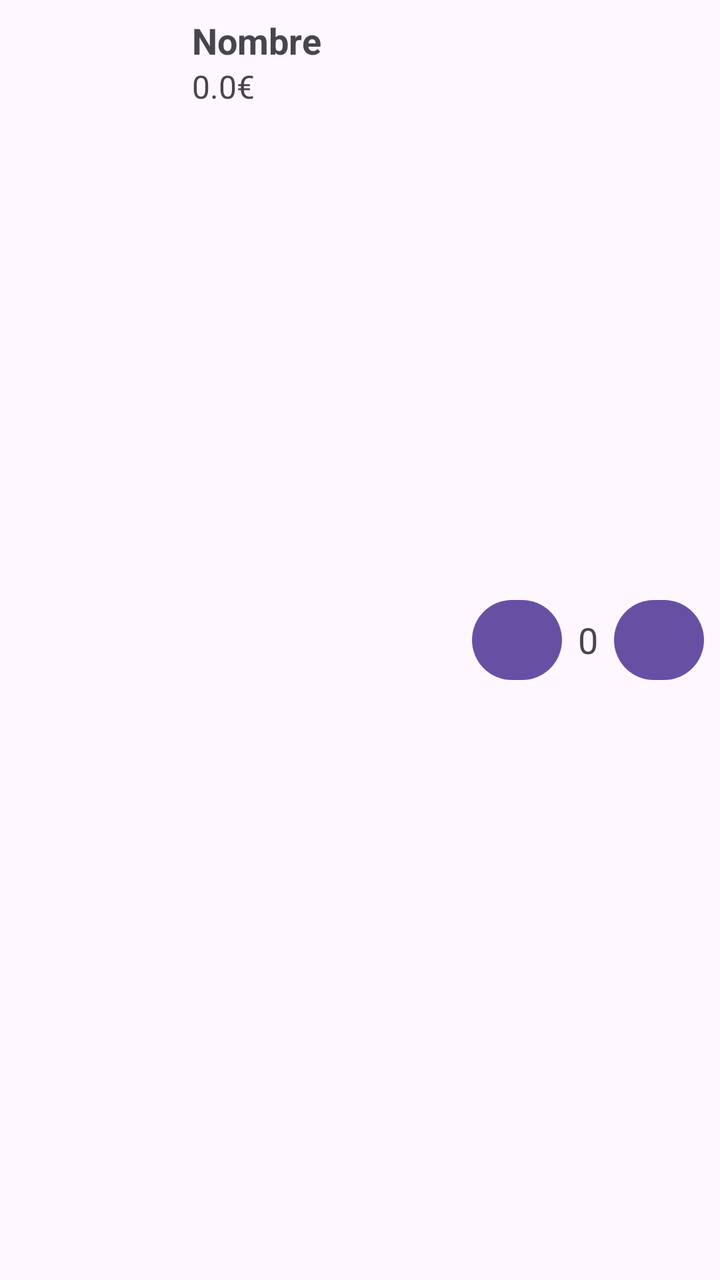
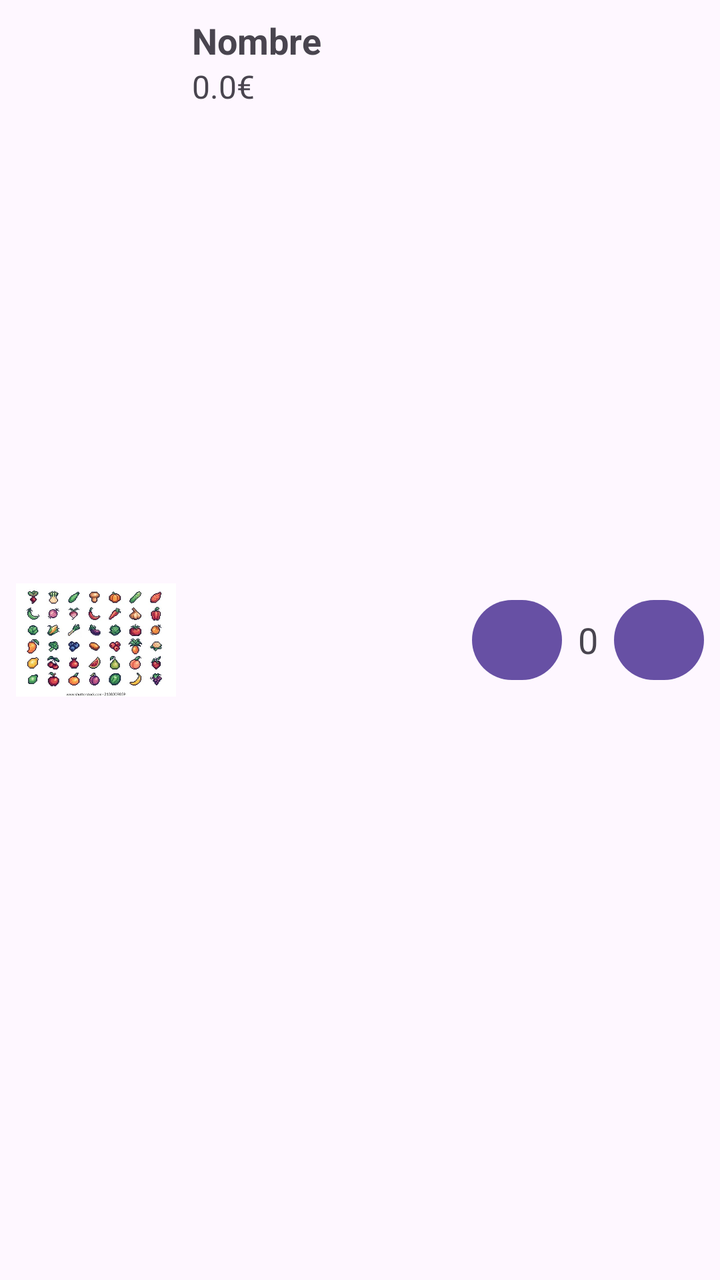

Compare the two renders of this Android layout. The source of the first and the diff that turns it into the second are given below.
<!-- AndroidManifest.xml: application theme Theme.Supermarket -->
<!-- res/layout/item_user.xml -->
<?xml version="1.0" encoding="utf-8"?>
<RelativeLayout xmlns:android="http://schemas.android.com/apk/res/android"
    android:layout_width="match_parent"
    android:layout_height="wrap_content"
    android:padding="8dp">

    <ImageView
        android:id="@+id/imgFruta"
        android:layout_width="80dp"
        android:layout_height="80dp"
        android:layout_alignParentStart="true"
        android:layout_centerVertical="true"
        android:src="@mipmap/ic_launcher"/>

    <TextView
        android:id="@+id/tvNombreFruta"
        android:layout_width="wrap_content"
        android:layout_height="wrap_content"
        android:layout_toEndOf="@+id/imgFruta"
        android:layout_marginStart="8dp"
        android:textSize="18sp"
        android:textStyle="bold"
        android:text="Nombre"/>

    <TextView
        android:id="@+id/tvPrecio"
        android:layout_width="wrap_content"
        android:layout_height="wrap_content"
        android:layout_below="@+id/tvNombreFruta"
        android:layout_toEndOf="@+id/imgFruta"
        android:layout_marginStart="8dp"
        android:textSize="16sp"
        android:text="0.0€"/>

    <LinearLayout
        android:layout_width="wrap_content"
        android:layout_height="wrap_content"
        android:layout_alignParentEnd="true"
        android:layout_centerVertical="true"
        android:orientation="horizontal"
        android:gravity="center_vertical">

        <Button
            android:id="@+id/btnMenos"
            android:layout_width="45dp"
            android:layout_height="wrap_content"
            android:text="-" />

        <TextView
            android:id="@+id/tvCantidad"
            android:layout_width="wrap_content"
            android:layout_height="wrap_content"
            android:layout_marginStart="8dp"
            android:layout_marginEnd="8dp"
            android:textSize="18sp"
            android:text="0" />

        <Button
            android:id="@+id/btnMas"
            android:layout_width="45dp"
            android:layout_height="wrap_content"
            android:text="+" />

    </LinearLayout>

</RelativeLayout>
<!-- resources referenced by this layout -->
<resources>
  <!-- mipmap ic_launcher (mipmap-anydpi-v26) -->
  <?xml version="1.0" encoding="utf-8"?>
  <adaptive-icon xmlns:android="http://schemas.android.com/apk/res/android">
      <background android:drawable="@drawable/ic_launcher_background" />
      <foreground android:drawable="@drawable/ic_launcher_foreground" />
      <monochrome android:drawable="@drawable/ic_launcher_foreground" />
  </adaptive-icon>
  <style name="Theme.Supermarket" parent="Base.Theme.Supermarket" />
  <!-- drawable ic_launcher_background: vector/xml drawable (drawable, 4866 chars, omitted) -->
  <!-- drawable ic_launcher_foreground (drawable) -->
  <vector xmlns:android="http://schemas.android.com/apk/res/android"
      xmlns:aapt="http://schemas.android.com/aapt"
      android:width="108dp"
      android:height="108dp"
      android:viewportWidth="108"
      android:viewportHeight="108">
      <path android:pathData="M31,63.928c0,0 6.4,-11 12.1,-13.1c7.2,-2.6 26,-1.4 26,-1.4l38.1,38.1L107,108.928l-32,-1L31,63.928z">
          <aapt:attr name="android:fillColor">
              <gradient
                  android:endX="85.84757"
                  android:endY="92.4963"
                  android:startX="42.9492"
                  android:startY="49.59793"
                  android:type="linear">
                  <item
                      android:color="#44000000"
                      android:offset="0.0" />
                  <item
                      android:color="#00000000"
                      android:offset="1.0" />
              </gradient>
          </aapt:attr>
      </path>
      <path
          android:fillColor="#FFFFFF"
          android:fillType="nonZero"
          android:pathData="M65.3,45.828l3.8,-6.6c0.2,-0.4 0.1,-0.9 -0.3,-1.1c-0.4,-0.2 -0.9,-0.1 -1.1,0.3l-3.9,6.7c-6.3,-2.8 -13.4,-2.8 -19.7,0l-3.9,-6.7c-0.2,-0.4 -0.7,-0.5 -1.1,-0.3C38.8,38.328 38.7,38.828 38.9,39.228l3.8,6.6C36.2,49.428 31.7,56.028 31,63.928h46C76.3,56.028 71.8,49.428 65.3,45.828zM43.4,57.328c-0.8,0 -1.5,-0.5 -1.8,-1.2c-0.3,-0.7 -0.1,-1.5 0.4,-2.1c0.5,-0.5 1.4,-0.7 2.1,-0.4c0.7,0.3 1.2,1 1.2,1.8C45.3,56.528 44.5,57.328 43.4,57.328L43.4,57.328zM64.6,57.328c-0.8,0 -1.5,-0.5 -1.8,-1.2s-0.1,-1.5 0.4,-2.1c0.5,-0.5 1.4,-0.7 2.1,-0.4c0.7,0.3 1.2,1 1.2,1.8C66.5,56.528 65.6,57.328 64.6,57.328L64.6,57.328z"
          android:strokeWidth="1"
          android:strokeColor="#00000000" />
  </vector>
  <style name="Base.Theme.Supermarket" parent="Theme.Material3.DayNight.NoActionBar">
          
          
      </style>
</resources>

<!-- the commit's change to res/layout/item_user.xml (unified diff, before → after) -->
@@ -10,7 +10,7 @@
         android:layout_height="80dp"
         android:layout_alignParentStart="true"
         android:layout_centerVertical="true"
-        android:src="@mipmap/ic_launcher"/>
+        android:src="@drawable/imagen"/>
 
     <TextView
         android:id="@+id/tvNombreFruta"
<!-- resource entries referenced after the edit -->
@@ -1,45 +1,7 @@
 <!-- resources referenced by this layout -->
 <resources>
-  <!-- mipmap ic_launcher (mipmap-anydpi-v26) -->
-  <?xml version="1.0" encoding="utf-8"?>
-  <adaptive-icon xmlns:android="http://schemas.android.com/apk/res/android">
-      <background android:drawable="@drawable/ic_launcher_background" />
-      <foreground android:drawable="@drawable/ic_launcher_foreground" />
-      <monochrome android:drawable="@drawable/ic_launcher_foreground" />
-  </adaptive-icon>
+  <!-- drawable imagen: jpg bitmap (drawable, 59726 bytes) -->
   <style name="Theme.Supermarket" parent="Base.Theme.Supermarket" />
-  <!-- drawable ic_launcher_background: vector/xml drawable (drawable, 4866 chars, omitted) -->
-  <!-- drawable ic_launcher_foreground (drawable) -->
-  <vector xmlns:android="http://schemas.android.com/apk/res/android"
-      xmlns:aapt="http://schemas.android.com/aapt"
-      android:width="108dp"
-      android:height="108dp"
-      android:viewportWidth="108"
-      android:viewportHeight="108">
-      <path android:pathData="M31,63.928c0,0 6.4,-11 12.1,-13.1c7.2,-2.6 26,-1.4 26,-1.4l38.1,38.1L107,108.928l-32,-1L31,63.928z">
-          <aapt:attr name="android:fillColor">
-              <gradient
-                  android:endX="85.84757"
-                  android:endY="92.4963"
-                  android:startX="42.9492"
-                  android:startY="49.59793"
-                  android:type="linear">
-                  <item
-                      android:color="#44000000"
-                      android:offset="0.0" />
-                  <item
-                      android:color="#00000000"
-                      android:offset="1.0" />
-              </gradient>
-          </aapt:attr>
-      </path>
-      <path
-          android:fillColor="#FFFFFF"
-          android:fillType="nonZero"
-          android:pathData="M65.3,45.828l3.8,-6.6c0.2,-0.4 0.1,-0.9 -0.3,-1.1c-0.4,-0.2 -0.9,-0.1 -1.1,0.3l-3.9,6.7c-6.3,-2.8 -13.4,-2.8 -19.7,0l-3.9,-6.7c-0.2,-0.4 -0.7,-0.5 -1.1,-0.3C38.8,38.328 38.7,38.828 38.9,39.228l3.8,6.6C36.2,49.428 31.7,56.028 31,63.928h46C76.3,56.028 71.8,49.428 65.3,45.828zM43.4,57.328c-0.8,0 -1.5,-0.5 -1.8,-1.2c-0.3,-0.7 -0.1,-1.5 0.4,-2.1c0.5,-0.5 1.4,-0.7 2.1,-0.4c0.7,0.3 1.2,1 1.2,1.8C45.3,56.528 44.5,57.328 43.4,57.328L43.4,57.328zM64.6,57.328c-0.8,0 -1.5,-0.5 -1.8,-1.2s-0.1,-1.5 0.4,-2.1c0.5,-0.5 1.4,-0.7 2.1,-0.4c0.7,0.3 1.2,1 1.2,1.8C66.5,56.528 65.6,57.328 64.6,57.328L64.6,57.328z"
-          android:strokeWidth="1"
-          android:strokeColor="#00000000" />
-  </vector>
   <style name="Base.Theme.Supermarket" parent="Theme.Material3.DayNight.NoActionBar">
           
           
